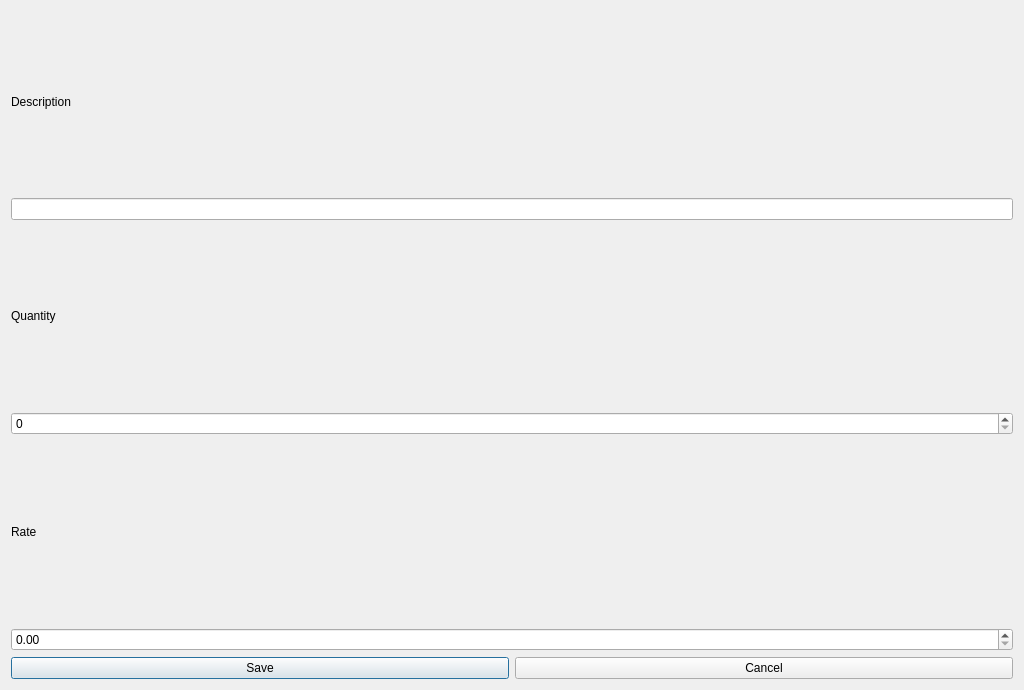
First picture: the form in additemdialog.ui, repository Adithya-1489181/billGreat, before the edit.
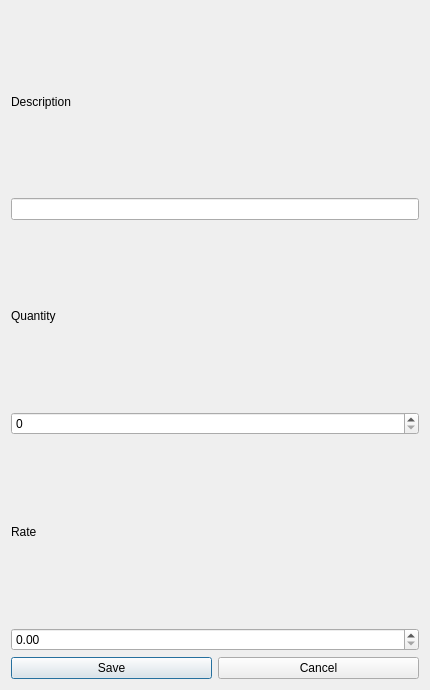
Second picture: the form after the edit.

What changed in the file:
```diff
--- a/additemdialog.ui
+++ b/additemdialog.ui
@@ -6,7 +6,7 @@
    <rect>
     <x>0</x>
     <y>0</y>
-    <width>1024</width>
+    <width>430</width>
     <height>690</height>
    </rect>
   </property>
```
